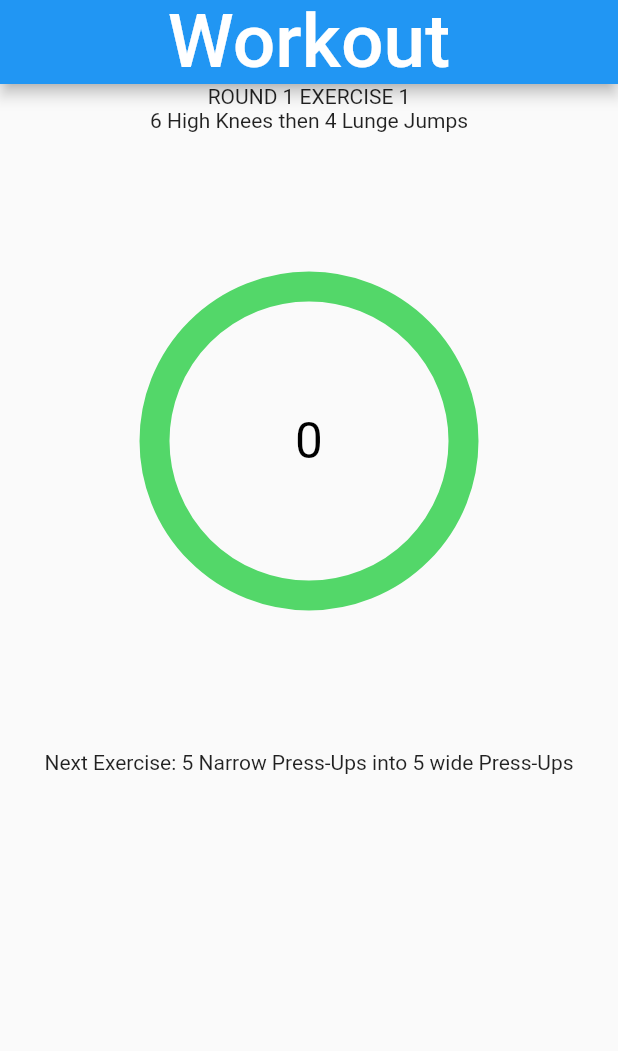
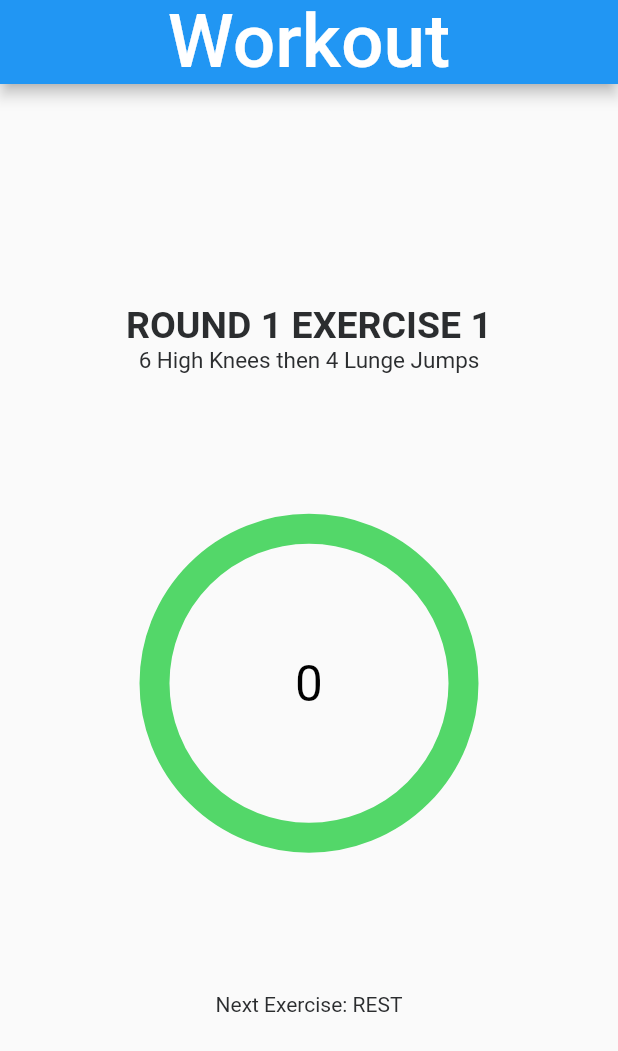
Before and after one commit to jasonntruong/HIIT-App, a Flutter app: the screen it shows after launch, after a tap on "START", on a phone screen of 412 x 824 dp. Shown: the top 1051 px of the screen. Run offline on Flutter 3.47's test engine with Material 2 defaults, Android fonts, the phone set to English and light mode, and no system bars; drawn by our look-alikes of circular_countdown_timer; missing offline and left inert: external_app_launcher.

Commit message:
completed basic workout function

```diff
--- a/assets/exercises.json
+++ b/assets/exercises.json
@@ -1,7 +1,7 @@
 [
     {
         "rounds": 3,
-        "work": 4,
+        "work": 35,
         "rest": 25,
         "exercises": [
             "6 High Knees then 4 Lunge Jumps",
--- a/lib/main.dart
+++ b/lib/main.dart
@@ -33,7 +33,7 @@ class _MyAppState extends State<MyApp> {
   Widget build(BuildContext context) {
     return Scaffold(
       appBar: TopBar('HIIT Routine'),
-        body: Container(
+      body: SizedBox(
         width: double.infinity,
         child: Column(
           mainAxisAlignment: MainAxisAlignment.center,
@@ -59,6 +59,7 @@ class _MyAppState extends State<MyApp> {
             ),
           ],
         ),
-        ));
+      ),
+    );
   }
 }
--- a/lib/resttimer.dart
+++ b/lib/resttimer.dart
@@ -5,13 +5,12 @@ import './workout.dart';
 
 class RestTimer extends StatelessWidget {
   int totaltime;
-  String state;
   void Function() nextExercise;
   CountDownController cdcontroller = CountDownController();
 
   bool firstExecute = true;
 
-  RestTimer(this.totaltime, this.state, this.nextExercise);
+  RestTimer(this.totaltime, this.nextExercise);
 
   Widget build(BuildContext context) {
     return CircularCountDownTimer(
--- a/lib/workout.dart
+++ b/lib/workout.dart
@@ -1,7 +1,5 @@
 import 'dart:async';
 import 'dart:convert';
-import 'dart:ui';
-import 'package:circular_countdown_timer/circular_countdown_timer.dart';
 
 import 'package:flutter/material.dart';
 import 'package:flutter/services.dart';
@@ -21,12 +19,12 @@ class Workout extends StatefulWidget {
 class _WorkoutState extends State<Workout> {
   late Timer _timer;
   late bool _firstExecute = true;
-  late WorkTimer _ctimer = WorkTimer(_totaltime, _state, _nextExercise);
-  late RestTimer _rtimer = RestTimer(_totaltime, _state, _nextExercise);
+  late final WorkTimer _ctimer = WorkTimer(_totaltime, _nextExercise);
+  late final RestTimer _rtimer = RestTimer(_totaltime, _nextExercise);
 
   int _exercise = 1;
   int _round = 1;
-  String _state = "REST";
+  late String _state = "REST";
   int _totaltime = 0;
 
   var _data, _exercises, _rounds, _work, _rest;
@@ -41,17 +39,14 @@ class _WorkoutState extends State<Workout> {
     _rounds = await _data[0]["rounds"];
     _work = await _data[0]["work"];
     _rest = await _data[0]["rest"];
-
-    print(_exercises.length);
   }
 
   void _nextExercise() async {
-    print("HERE");
-
     if (_firstExecute) {
       await _getJson();
       _firstExecute = false;
     } else {
+      if (_state == "REST") {
         if (_exercise == 5) {
           if (_round == 3) {
             Navigator.pop(context);
@@ -62,19 +57,21 @@ class _WorkoutState extends State<Workout> {
           _exercise += 1;
         }
       }
+    }
+    print(_exercise);
 
     setState(() {
       if (_state == "WORK") {
         _state = "REST";
         _totaltime = _rest;
+        _currExercise = "RESTING";
       } else {
         _state = "WORK";
         _totaltime = _work;
+        _currExercise = _exercises[_exercise - 1];
       }
-    });
-    setState(() {
-      _currExercise = _exercises[_exercise - 1];
-      print(_state);
+      _exercises = _data[0]["exercises"];
+      print(_currExercise);
     });
   }
 
@@ -87,24 +84,66 @@ class _WorkoutState extends State<Workout> {
     return MaterialApp(
       home: Scaffold(
         appBar: TopBar('Workout'),
-        body: Container(
+        body: SizedBox(
           width: double.infinity,
           child: Column(
             crossAxisAlignment: CrossAxisAlignment.center,
-            children: <Widget>[
+            mainAxisAlignment: MainAxisAlignment.center,
+            children: _state == "WORK"
+                ? <Widget>[
                     Text(
                       "ROUND " +
                           _round.toString() +
                           " EXERCISE " +
                           _exercise.toString(),
+                      style: const TextStyle(
+                        fontSize: 25,
+                        fontWeight: FontWeight.bold,
+                        color: Color.fromRGBO(43, 45, 47, 1),
                       ),
+                    ),
+                    Text(_exercises[_exercise - 1],
+                        style: const TextStyle(
+                            fontSize: 15,
+                            color: Color.fromRGBO(43, 45, 47, 1))),
+                    _ctimer,
+                    const Text(
+                      "Next Exercise: REST",
+                      style: TextStyle(
+                        fontSize: 14,
+                        color: Color.fromRGBO(43, 45, 47, 1),
+                      ),
+                    ),
+                  ]
+                : <Widget>[
                     Text(
-                _exercises[_exercise - 1],
+                      "ROUND " +
+                          _round.toString() +
+                          " REST " +
+                          _exercise.toString(),
+                      style: const TextStyle(
+                        fontSize: 25,
+                        fontWeight: FontWeight.bold,
+                        color: Color.fromRGBO(43, 45, 47, 1),
                       ),
-              _state == "WORK" ? _ctimer : _rtimer,
-              (_exercise < 5)
-                  ? Text("Next Exercise: " + _exercises[_exercise])
-                  : const Text("REST"),
+                    ),
+                    const Text(
+                      "Breathe in, breathe out",
+                      style: TextStyle(
+                        fontSize: 15,
+                        color: Color.fromRGBO(43, 45, 47, 1),
+                      ),
+                    ),
+                    Text(_exercises[_exercise - 1],
+                        style: TextStyle(fontSize: 0)),
+                    _rtimer,
+                    Text(
+                      "Next Exercise: " + _exercises[_exercise - 1],
+                      style: const TextStyle(
+                        fontSize: 14,
+                        color: Color.fromRGBO(43, 45, 47, 1),
+                      ),
+                    ),
                   ],
           ),
         ),
--- a/lib/worktimer.dart
+++ b/lib/worktimer.dart
@@ -5,14 +5,13 @@ import './workout.dart';
 
 class WorkTimer extends StatelessWidget {
   int totaltime;
-  String state;
   void Function() nextExercise;
   CountDownController cdcontroller = CountDownController();
   // Color circColor;
 
   bool firstExecute = true;
 
-  WorkTimer(this.totaltime, this.state, this.nextExercise);
+  WorkTimer(this.totaltime, this.nextExercise);
 
   @override
   Widget build(BuildContext context) {
```
Lines whose indentation alone changed are shown as unchanged.
